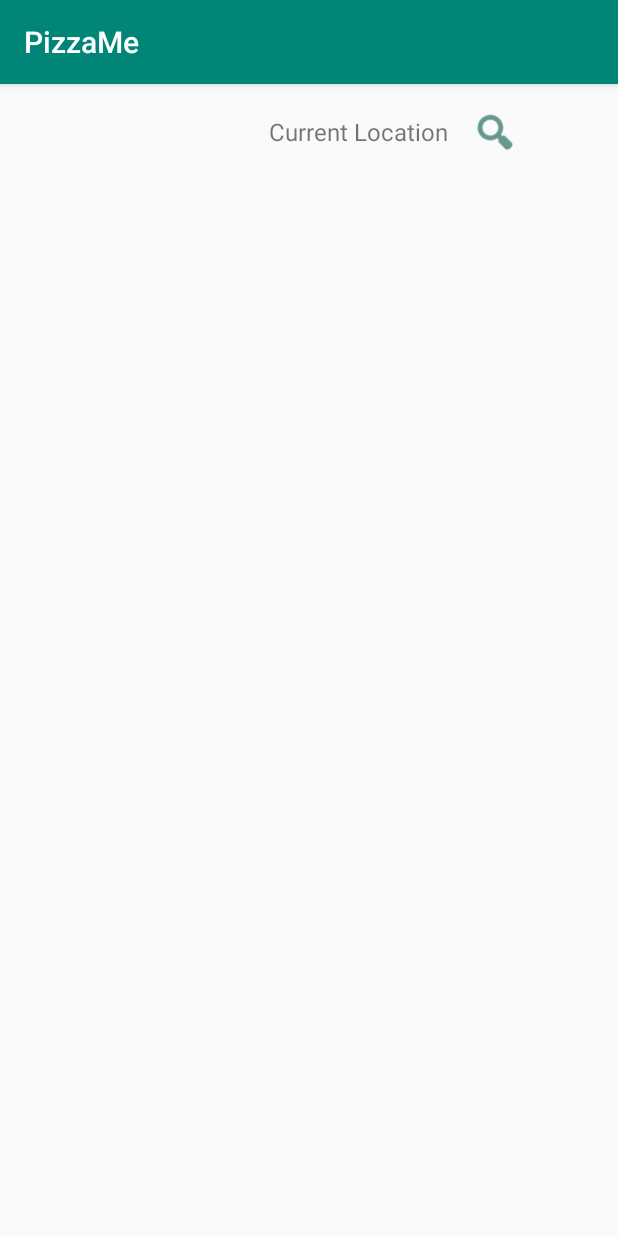
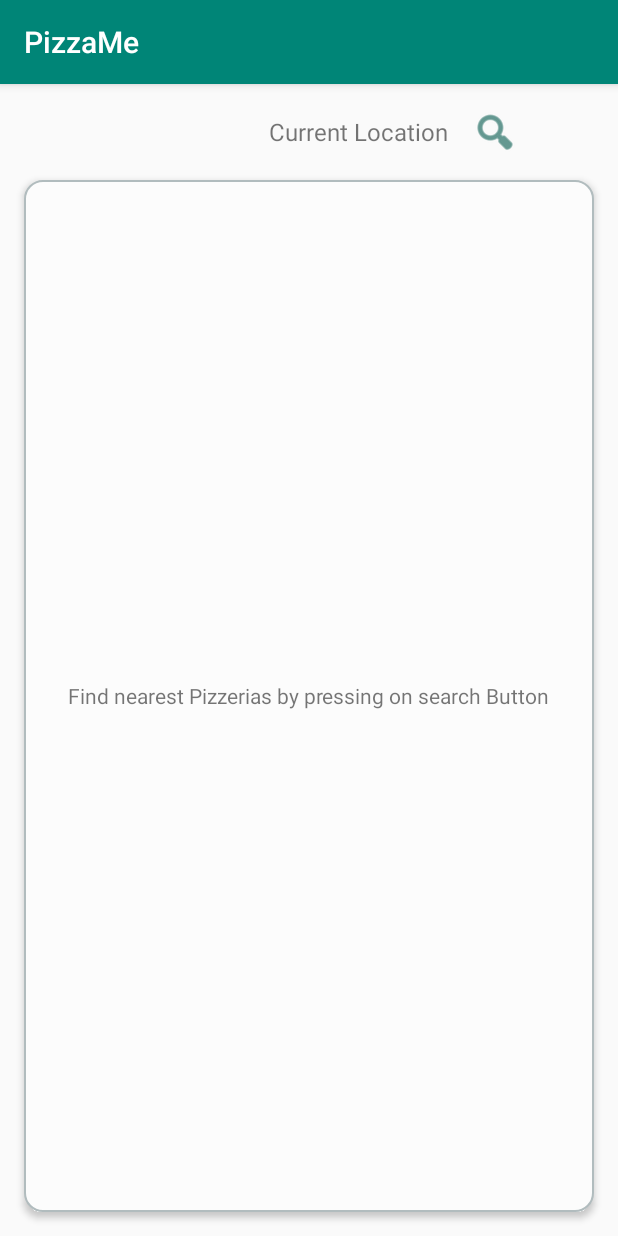
Before and after one commit to gusmarin/challenge-pizza-me, an Android app: the screen it shows after launch (MainActivity), on a phone screen of 412 x 824 dp. Run offline under Robolectric (Android 15) with nearby library versions, the phone set to English and light mode, and no system bars.

Commit message:
Add simple empty list view

```diff
--- a/app/src/main/java/com/gmarin/challenge/pizzame/view/MainActivity.java
+++ b/app/src/main/java/com/gmarin/challenge/pizzame/view/MainActivity.java
@@ -52,9 +52,11 @@ public class MainActivity extends AppCompatActivity {
         mBusinessesObserver = new Observer<List<Business>>() {
             @Override
             public void onChanged(@Nullable final List<Business> businesses) {
-                ProgressBar spinner = findViewById(R.id.progressBar);
-                spinner.setVisibility(View.GONE);
+                findViewById(R.id.progressBar).setVisibility(View.GONE);
+
                 if (businesses != null) {
+                    findViewById(R.id.locations_list).setVisibility(View.VISIBLE);
+                    findViewById(R.id.empty_list).setVisibility(View.GONE);
                     mDataAdapter.setDataSet(businesses);
                     mDataAdapter.notifyDataSetChanged();
                     ((PizzaMeApplication)getApplication()).setBusinessCache(businesses);
@@ -73,6 +75,8 @@ public class MainActivity extends AppCompatActivity {
         listView.setLayoutManager(new LinearLayoutManager(this));
         listView.setItemAnimator(new DefaultItemAnimator());
         listView.addItemDecoration(new DividerItemDecoration(this, DividerItemDecoration.VERTICAL));
+        listView.setVisibility(View.INVISIBLE);
+
         ProgressBar spinner = findViewById(R.id.progressBar);
         spinner.setVisibility(View.GONE);
 
--- /dev/null
+++ b/app/src/main/res/drawable/rounded_corner_shape_background.xml
@@ -0,0 +1,7 @@
+<?xml version="1.0" encoding="utf-8"?>
+<shape xmlns:android="http://schemas.android.com/apk/res/android">
+    <solid android:color="#FCFCFC"/>
+    <stroke android:width="1dp" android:color="#B1BCBE" />
+    <corners android:radius="12dp"/>
+    <padding android:left="0dp" android:top="0dp" android:right="0dp" android:bottom="0dp" />
+</shape>
--- a/app/src/main/res/layout/activity_main.xml
+++ b/app/src/main/res/layout/activity_main.xml
@@ -39,6 +39,19 @@
         app:layout_constraintStart_toEndOf="@+id/current_location"
         app:layout_constraintTop_toTopOf="parent" />
 
+    <ProgressBar
+        android:id="@+id/progressBar"
+        style="?android:attr/progressBarStyle"
+        android:layout_width="32dp"
+        android:layout_height="32dp"
+        android:layout_marginStart="8dp"
+        android:layout_marginTop="16dp"
+        android:layout_marginEnd="16dp"
+        android:layout_marginBottom="24dp"
+        app:layout_constraintBottom_toTopOf="@+id/locations_list"
+        app:layout_constraintEnd_toEndOf="parent"
+        app:layout_constraintStart_toEndOf="@+id/search_button"
+        app:layout_constraintTop_toTopOf="parent"/>
 
     <androidx.recyclerview.widget.RecyclerView
         android:id="@+id/locations_list"
@@ -52,20 +65,26 @@
         app:layout_constraintStart_toStartOf="parent"
         app:layout_constraintTop_toBottomOf="@+id/search_button" />
 
-    <ProgressBar
-        android:id="@+id/progressBar"
-        style="?android:attr/progressBarStyle"
-        android:layout_width="32dp"
-        android:layout_height="32dp"
-        android:layout_marginStart="8dp"
-        android:layout_marginTop="16dp"
-        android:layout_marginEnd="16dp"
-        android:layout_marginBottom="24dp"
-        app:layout_constraintBottom_toTopOf="@+id/locations_list"
+    <LinearLayout
+        android:id="@+id/empty_list"
+        android:layout_width="0dp"
+        android:layout_height="0dp"
+        android:layout_margin="16dp"
+        android:background="@drawable/rounded_corner_shape_background"
+        android:elevation="3dp"
+        android:gravity="center"
+        app:layout_constraintBottom_toBottomOf="parent"
         app:layout_constraintEnd_toEndOf="parent"
-        app:layout_constraintStart_toEndOf="@+id/search_button"
-        app:layout_constraintTop_toTopOf="parent"
-        tools:visibility="gone" />
+        app:layout_constraintStart_toStartOf="parent"
+        app:layout_constraintTop_toBottomOf="@+id/search_button">
+
+        <TextView
+            android:layout_margin="@dimen/business_image_margin"
+            android:layout_width="wrap_content"
+            android:layout_height="wrap_content"
+            android:layout_gravity="center"
+            android:text="Find nearest Pizzerias by pressing on search Button"/>
+    </LinearLayout>
 
 
 </androidx.constraintlayout.widget.ConstraintLayout>
```
